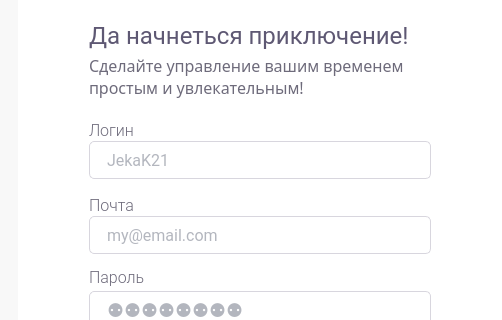
The window that design/register_w.ui (yurii-bel/project_2021) describes before a commit, drawn with Qt 5; both pictures show x 522 to 1024 and y 123 to 443 of the 1024 by 768 pixel window.
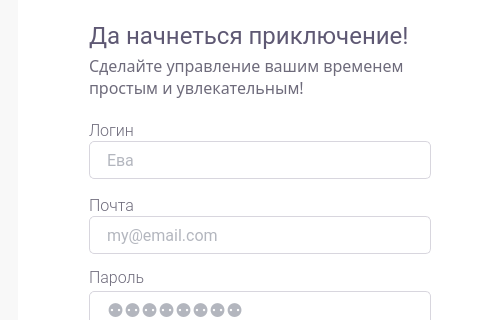
The same window after the commit. Icons and pictures are not drawn.

Diff of the .ui file:
```diff
--- a/design/register_w.ui
+++ b/design/register_w.ui
@@ -371,7 +371,7 @@
      <set>Qt::AlignLeading|Qt::AlignLeft|Qt::AlignVCenter</set>
     </property>
     <property name="placeholderText">
-     <string>JekaK21</string>
+     <string>Ева</string>
     </property>
    </widget>
    <widget class="QLabel" name="register_w_txtlbl_name">
```
